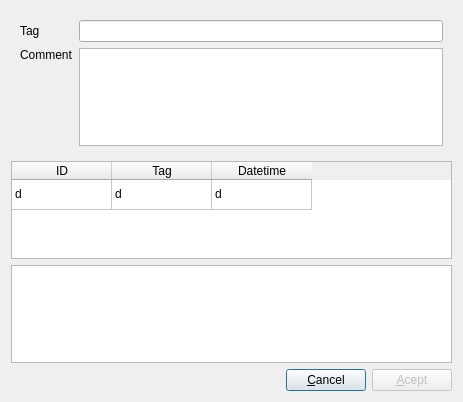
Old version of the form yatel/gui/uis/VersionDialog.ui in the repository leliel12/yatel.
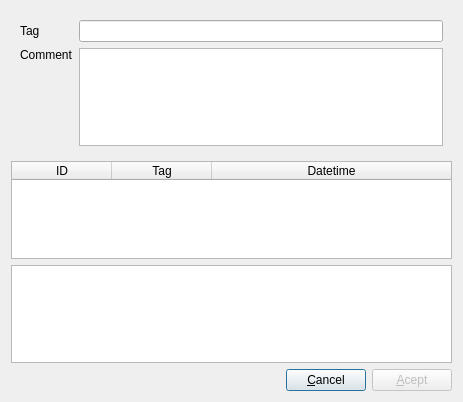
New version of the form.

What changed in the file:
```diff
--- a/yatel/gui/uis/VersionDialog.ui
+++ b/yatel/gui/uis/VersionDialog.ui
@@ -48,14 +48,15 @@
    </item>
    <item>
     <widget class="QTableWidget" name="versionsTableWidget">
+     <property name="editTriggers">
+      <set>QAbstractItemView::NoEditTriggers</set>
+     </property>
+     <attribute name="horizontalHeaderStretchLastSection">
+      <bool>true</bool>
+     </attribute>
      <attribute name="verticalHeaderVisible">
       <bool>false</bool>
      </attribute>
-     <row>
-      <property name="text">
-       <string>una</string>
-      </property>
-     </row>
      <column>
       <property name="text">
        <string>ID</string>
@@ -71,21 +72,6 @@
        <string>Datetime</string>
       </property>
      </column>
-     <item row="0" column="0">
-      <property name="text">
-       <string>d</string>
-      </property>
-     </item>
-     <item row="0" column="1">
-      <property name="text">
-       <string>d</string>
-      </property>
-     </item>
-     <item row="0" column="2">
-      <property name="text">
-       <string>d</string>
-      </property>
-     </item>
     </widget>
    </item>
    <item>
```
